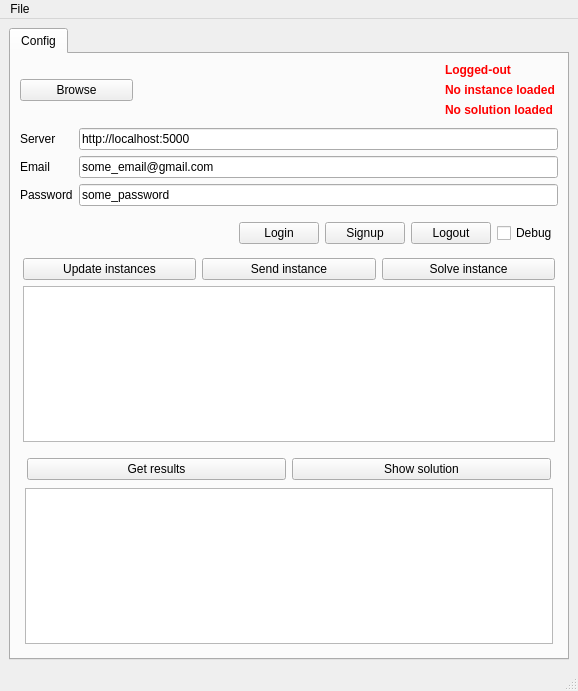
Above: python/gui/dance/gui.ui from baobabsoluciones/cornflow-examples before the change. Below: the same form after it.
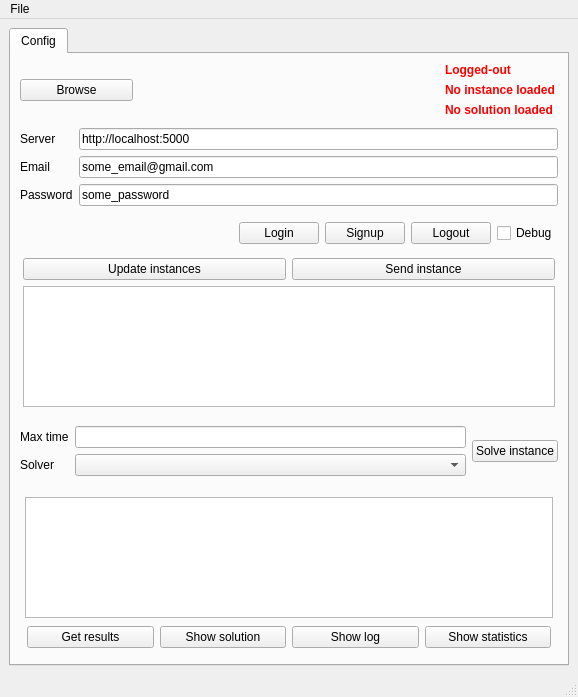
That is the form after the change.

Commit message: added log screen, right click to update / delete one instance, combobox for solvers and timeLimit choice,

Patch:
```diff
--- a/python/gui/dance/gui.ui
+++ b/python/gui/dance/gui.ui
@@ -7,7 +7,7 @@
     <x>0</x>
     <y>0</y>
     <width>578</width>
-    <height>691</height>
+    <height>697</height>
    </rect>
   </property>
   <property name="windowTitle">
@@ -254,20 +254,67 @@
                 </property>
                </widget>
               </item>
-              <item>
-               <widget class="QPushButton" name="solve_instance">
+             </layout>
+            </item>
+            <item>
+             <widget class="QListView" name="instances">
+              <property name="contextMenuPolicy">
+               <enum>Qt::ActionsContextMenu</enum>
+              </property>
+             </widget>
+            </item>
+           </layout>
+          </item>
+          <item>
+           <layout class="QHBoxLayout" name="horizontalLayout_6">
+            <property name="topMargin">
+             <number>5</number>
+            </property>
+            <property name="bottomMargin">
+             <number>5</number>
+            </property>
+            <item>
+             <layout class="QFormLayout" name="formLayout_2">
+              <property name="fieldGrowthPolicy">
+               <enum>QFormLayout::AllNonFixedFieldsGrow</enum>
+              </property>
+              <property name="topMargin">
+               <number>5</number>
+              </property>
+              <property name="bottomMargin">
+               <number>5</number>
+              </property>
+              <item row="0" column="0">
+               <widget class="QLabel" name="label_3">
                 <property name="text">
-                 <string>Solve instance</string>
+                 <string>Max time</string>
                 </property>
-                <property name="default">
-                 <bool>false</bool>
+               </widget>
+              </item>
+              <item row="0" column="1">
+               <widget class="QLineEdit" name="maxTime"/>
+              </item>
+              <item row="1" column="0">
+               <widget class="QLabel" name="label_4">
+                <property name="text">
+                 <string>Solver</string>
                 </property>
                </widget>
               </item>
+              <item row="1" column="1">
+               <widget class="QComboBox" name="solver"/>
+              </item>
              </layout>
             </item>
             <item>
-             <widget class="QListView" name="instances"/>
+             <widget class="QPushButton" name="solve_instance">
+              <property name="text">
+               <string>Solve instance</string>
+              </property>
+              <property name="default">
+               <bool>false</bool>
+              </property>
+             </widget>
             </item>
            </layout>
           </item>
@@ -276,6 +323,9 @@
             <property name="margin">
              <number>5</number>
             </property>
+            <item>
+             <widget class="QListView" name="executions"/>
+            </item>
             <item>
              <layout class="QHBoxLayout" name="horizontalLayout_5">
               <property name="margin">
@@ -295,11 +345,22 @@
                 </property>
                </widget>
               </item>
+              <item>
+               <widget class="QPushButton" name="showLog">
+                <property name="text">
+                 <string>Show log</string>
+                </property>
+               </widget>
+              </item>
+              <item>
+               <widget class="QPushButton" name="showStats">
+                <property name="text">
+                 <string>Show statistics</string>
+                </property>
+               </widget>
+              </item>
              </layout>
             </item>
-            <item>
-             <widget class="QListView" name="executions"/>
-            </item>
            </layout>
           </item>
          </layout>
```
The commit also changes 4 other files.
